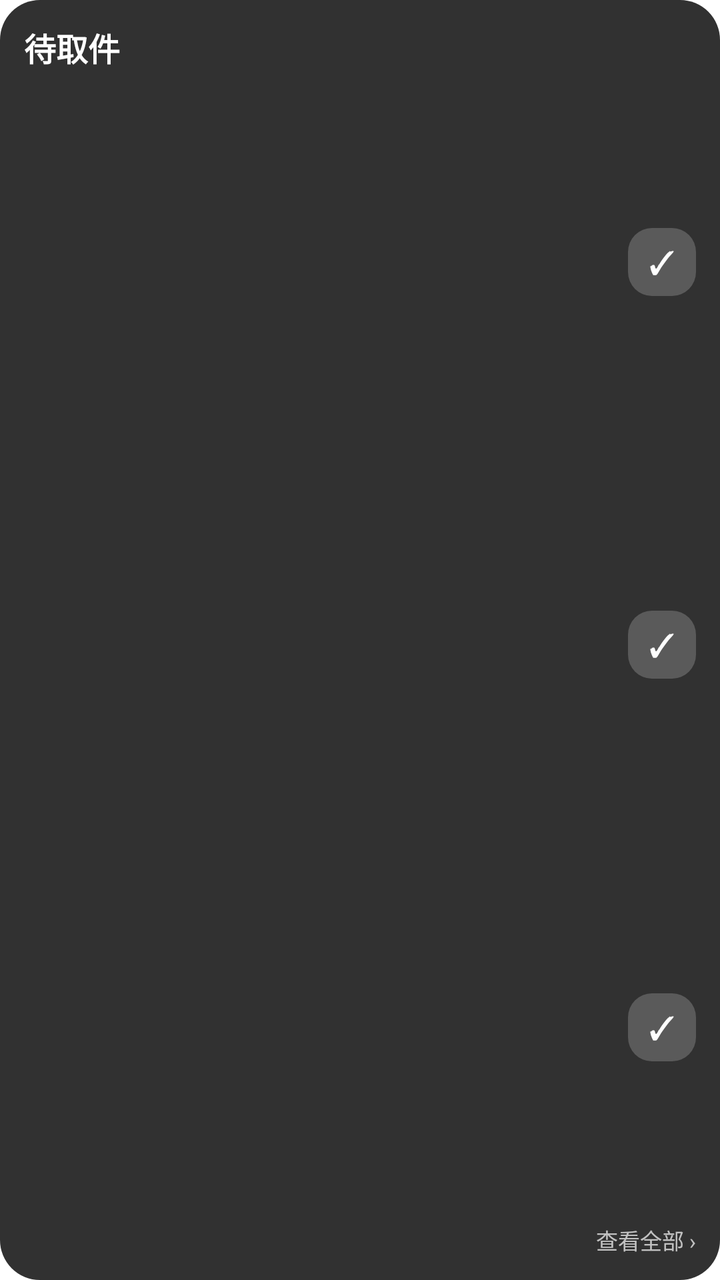
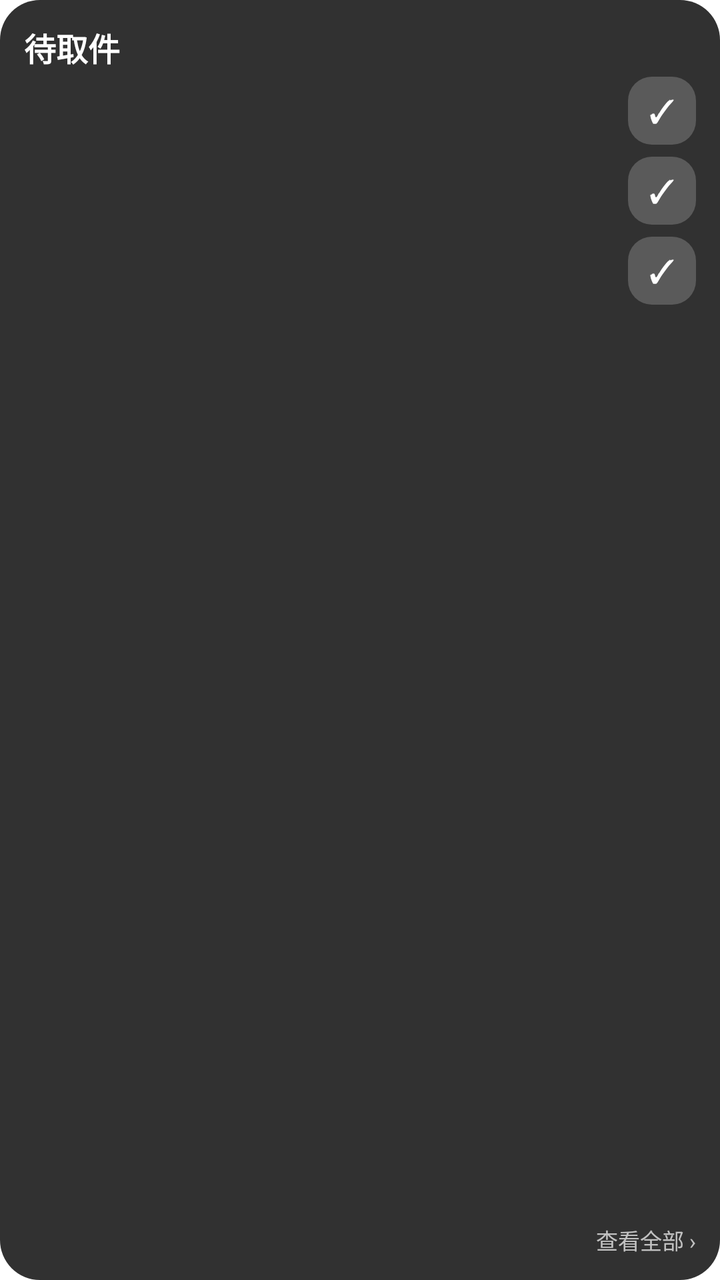

An Android layout rendered at two revisions. The XML below is the earlier revision; the diff shows what the commit changed to produce the second picture.
<!-- AndroidManifest.xml: fallback theme Theme.MaterialComponents.DayNight.NoActionBar -->
<!-- res/layout/widget_pickup.xml -->
<?xml version="1.0" encoding="utf-8"?>
<LinearLayout xmlns:android="http://schemas.android.com/apk/res/android"
    android:id="@+id/widget_root"
    android:layout_width="match_parent"
    android:layout_height="match_parent"
    android:background="@drawable/widget_bg"
    android:orientation="vertical"
    android:padding="12dp">

    <LinearLayout
        android:layout_width="match_parent"
        android:layout_height="wrap_content"
        android:gravity="center_vertical"
        android:orientation="horizontal">

        <TextView
            android:id="@+id/widget_title"
            android:layout_width="0dp"
            android:layout_height="wrap_content"
            android:layout_weight="1"
            android:text="待取件"
            android:textColor="#FFFFFFFF"
            android:textSize="16sp"
            android:textStyle="bold" />

        <TextView
            android:id="@+id/widget_count"
            android:layout_width="wrap_content"
            android:layout_height="wrap_content"
            android:textColor="#B3FFFFFF"
            android:textSize="12sp" />
    </LinearLayout>

    <TextView
        android:id="@+id/widget_empty"
        android:layout_width="match_parent"
        android:layout_height="0dp"
        android:layout_weight="1"
        android:gravity="center"
        android:text="暂无待取件\n收到短信后会自动出现"
        android:textColor="#B3FFFFFF"
        android:textSize="12sp"
        android:visibility="gone" />

    <LinearLayout
        android:id="@+id/widget_row_1"
        android:layout_width="match_parent"
        android:layout_height="0dp"
        android:layout_weight="1"
        android:gravity="center_vertical"
        android:orientation="horizontal">

        <TextView
            android:id="@+id/widget_code_1"
            android:layout_width="wrap_content"
            android:layout_height="wrap_content"
            android:fontFamily="monospace"
            android:textColor="#FFFFFFFF"
            android:textSize="17sp"
            android:textStyle="bold" />

        <TextView
            android:id="@+id/widget_place_1"
            android:layout_width="0dp"
            android:layout_height="wrap_content"
            android:layout_marginStart="10dp"
            android:layout_weight="1"
            android:ellipsize="end"
            android:maxLines="1"
            android:textColor="#B3FFFFFF"
            android:textSize="11sp" />

        <TextView
            android:id="@+id/widget_done_1"
            android:layout_width="34dp"
            android:layout_height="34dp"
            android:background="@drawable/widget_done_bg"
            android:gravity="center"
            android:text="✓"
            android:textColor="#FFFFFFFF"
            android:textSize="16sp" />
    </LinearLayout>

    <LinearLayout
        android:id="@+id/widget_row_2"
        android:layout_width="match_parent"
        android:layout_height="0dp"
        android:layout_weight="1"
        android:gravity="center_vertical"
        android:orientation="horizontal">

        <TextView
            android:id="@+id/widget_code_2"
            android:layout_width="wrap_content"
            android:layout_height="wrap_content"
            android:fontFamily="monospace"
            android:textColor="#FFFFFFFF"
            android:textSize="17sp"
            android:textStyle="bold" />

        <TextView
            android:id="@+id/widget_place_2"
            android:layout_width="0dp"
            android:layout_height="wrap_content"
            android:layout_marginStart="10dp"
            android:layout_weight="1"
            android:ellipsize="end"
            android:maxLines="1"
            android:textColor="#B3FFFFFF"
            android:textSize="11sp" />

        <TextView
            android:id="@+id/widget_done_2"
            android:layout_width="34dp"
            android:layout_height="34dp"
            android:background="@drawable/widget_done_bg"
            android:gravity="center"
            android:text="✓"
            android:textColor="#FFFFFFFF"
            android:textSize="16sp" />
    </LinearLayout>

    <LinearLayout
        android:id="@+id/widget_row_3"
        android:layout_width="match_parent"
        android:layout_height="0dp"
        android:layout_weight="1"
        android:gravity="center_vertical"
        android:orientation="horizontal">

        <TextView
            android:id="@+id/widget_code_3"
            android:layout_width="wrap_content"
            android:layout_height="wrap_content"
            android:fontFamily="monospace"
            android:textColor="#FFFFFFFF"
            android:textSize="17sp"
            android:textStyle="bold" />

        <TextView
            android:id="@+id/widget_place_3"
            android:layout_width="0dp"
            android:layout_height="wrap_content"
            android:layout_marginStart="10dp"
            android:layout_weight="1"
            android:ellipsize="end"
            android:maxLines="1"
            android:textColor="#B3FFFFFF"
            android:textSize="11sp" />

        <TextView
            android:id="@+id/widget_done_3"
            android:layout_width="34dp"
            android:layout_height="34dp"
            android:background="@drawable/widget_done_bg"
            android:gravity="center"
            android:text="✓"
            android:textColor="#FFFFFFFF"
            android:textSize="16sp" />
    </LinearLayout>

    <LinearLayout
        android:id="@+id/widget_row_4"
        android:layout_width="match_parent"
        android:layout_height="0dp"
        android:layout_weight="1"
        android:gravity="center_vertical"
        android:orientation="horizontal"
        android:visibility="gone">

        <TextView
            android:id="@+id/widget_code_4"
            android:layout_width="wrap_content"
            android:layout_height="wrap_content"
            android:fontFamily="monospace"
            android:textColor="#FFFFFFFF"
            android:textSize="17sp"
            android:textStyle="bold" />

        <TextView
            android:id="@+id/widget_place_4"
            android:layout_width="0dp"
            android:layout_height="wrap_content"
            android:layout_marginStart="10dp"
            android:layout_weight="1"
            android:ellipsize="end"
            android:maxLines="1"
            android:textColor="#B3FFFFFF"
            android:textSize="11sp" />

        <TextView
            android:id="@+id/widget_done_4"
            android:layout_width="34dp"
            android:layout_height="34dp"
            android:background="@drawable/widget_done_bg"
            android:gravity="center"
            android:text="✓"
            android:textColor="#FFFFFFFF"
            android:textSize="16sp" />
    </LinearLayout>

    <LinearLayout
        android:id="@+id/widget_row_5"
        android:layout_width="match_parent"
        android:layout_height="0dp"
        android:layout_weight="1"
        android:gravity="center_vertical"
        android:orientation="horizontal"
        android:visibility="gone">

        <TextView
            android:id="@+id/widget_code_5"
            android:layout_width="wrap_content"
            android:layout_height="wrap_content"
            android:fontFamily="monospace"
            android:textColor="#FFFFFFFF"
            android:textSize="17sp"
            android:textStyle="bold" />

        <TextView
            android:id="@+id/widget_place_5"
            android:layout_width="0dp"
            android:layout_height="wrap_content"
            android:layout_marginStart="10dp"
            android:layout_weight="1"
            android:ellipsize="end"
            android:maxLines="1"
            android:textColor="#B3FFFFFF"
            android:textSize="11sp" />

        <TextView
            android:id="@+id/widget_done_5"
            android:layout_width="34dp"
            android:layout_height="34dp"
            android:background="@drawable/widget_done_bg"
            android:gravity="center"
            android:text="✓"
            android:textColor="#FFFFFFFF"
            android:textSize="16sp" />
    </LinearLayout>

    <TextView
        android:id="@+id/widget_more"
        android:layout_width="match_parent"
        android:layout_height="wrap_content"
        android:gravity="end"
        android:paddingTop="2dp"
        android:text="查看全部 ›"
        android:textColor="#B3FFFFFF"
        android:textSize="11sp" />
</LinearLayout>
<!-- resources referenced by this layout -->
<resources>
  <!-- drawable widget_bg (drawable) -->
  <?xml version="1.0" encoding="utf-8"?>
  <shape xmlns:android="http://schemas.android.com/apk/res/android">
      <solid android:color="#E61B1B1B" />
      <corners android:radius="20dp" />
  </shape>
  <!-- drawable widget_done_bg (drawable) -->
  <?xml version="1.0" encoding="utf-8"?>
  <shape xmlns:android="http://schemas.android.com/apk/res/android">
      <solid android:color="#33FFFFFF" />
      <corners android:radius="12dp" />
  </shape>
</resources>

<!-- the commit's change to res/layout/widget_pickup.xml (unified diff, before → after) -->
@@ -31,212 +31,221 @@
             android:textSize="12sp" />
     </LinearLayout>
 
-    <TextView
-        android:id="@+id/widget_empty"
+    
+    <LinearLayout
+        android:id="@+id/widget_list"
         android:layout_width="match_parent"
         android:layout_height="0dp"
         android:layout_weight="1"
-        android:gravity="center"
-        android:text="暂无待取件\n收到短信后会自动出现"
-        android:textColor="#B3FFFFFF"
-        android:textSize="12sp"
-        android:visibility="gone" />
-
-    <LinearLayout
-        android:id="@+id/widget_row_1"
-        android:layout_width="match_parent"
-        android:layout_height="0dp"
-        android:layout_weight="1"
-        android:gravity="center_vertical"
-        android:orientation="horizontal">
+        android:orientation="vertical">
 
         <TextView
-            android:id="@+id/widget_code_1"
-            android:layout_width="wrap_content"
-            android:layout_height="wrap_content"
-            android:fontFamily="monospace"
-            android:textColor="#FFFFFFFF"
-            android:textSize="17sp"
-            android:textStyle="bold" />
-
-        <TextView
-            android:id="@+id/widget_place_1"
-            android:layout_width="0dp"
-            android:layout_height="wrap_content"
-            android:layout_marginStart="10dp"
+            android:id="@+id/widget_empty"
+            android:layout_width="match_parent"
+            android:layout_height="0dp"
             android:layout_weight="1"
-            android:ellipsize="end"
-            android:maxLines="1"
+            android:gravity="center"
+            android:text="暂无待取件\n收到短信后会自动出现"
             android:textColor="#B3FFFFFF"
-            android:textSize="11sp" />
-
-        <TextView
-            android:id="@+id/widget_done_1"
-            android:layout_width="34dp"
-            android:layout_height="34dp"
-            android:background="@drawable/widget_done_bg"
-            android:gravity="center"
-            android:text="✓"
-            android:textColor="#FFFFFFFF"
-            android:textSize="16sp" />
-    </LinearLayout>
-
-    <LinearLayout
-        android:id="@+id/widget_row_2"
-        android:layout_width="match_parent"
-        android:layout_height="0dp"
-        android:layout_weight="1"
-        android:gravity="center_vertical"
-        android:orientation="horizontal">
-
-        <TextView
-            android:id="@+id/widget_code_2"
-            android:layout_width="wrap_content"
-            android:layout_height="wrap_content"
-            android:fontFamily="monospace"
-            android:textColor="#FFFFFFFF"
-            android:textSize="17sp"
-            android:textStyle="bold" />
-
-        <TextView
-            android:id="@+id/widget_place_2"
-            android:layout_width="0dp"
-            android:layout_height="wrap_content"
-            android:layout_marginStart="10dp"
-            android:layout_weight="1"
-            android:ellipsize="end"
-            android:maxLines="1"
-            android:textColor="#B3FFFFFF"
-            android:textSize="11sp" />
-
-        <TextView
-            android:id="@+id/widget_done_2"
-            android:layout_width="34dp"
-            android:layout_height="34dp"
-            android:background="@drawable/widget_done_bg"
-            android:gravity="center"
-            android:text="✓"
-            android:textColor="#FFFFFFFF"
-            android:textSize="16sp" />
-    </LinearLayout>
-
-    <LinearLayout
-        android:id="@+id/widget_row_3"
-        android:layout_width="match_parent"
-        android:layout_height="0dp"
-        android:layout_weight="1"
-        android:gravity="center_vertical"
-        android:orientation="horizontal">
-
-        <TextView
-            android:id="@+id/widget_code_3"
-            android:layout_width="wrap_content"
-            android:layout_height="wrap_content"
-            android:fontFamily="monospace"
-            android:textColor="#FFFFFFFF"
-            android:textSize="17sp"
-            android:textStyle="bold" />
-
-        <TextView
-            android:id="@+id/widget_place_3"
-            android:layout_width="0dp"
-            android:layout_height="wrap_content"
-            android:layout_marginStart="10dp"
-            android:layout_weight="1"
-            android:ellipsize="end"
-            android:maxLines="1"
-            android:textColor="#B3FFFFFF"
-            android:textSize="11sp" />
-
-        <TextView
-            android:id="@+id/widget_done_3"
-            android:layout_width="34dp"
-            android:layout_height="34dp"
-            android:background="@drawable/widget_done_bg"
-            android:gravity="center"
-            android:text="✓"
-            android:textColor="#FFFFFFFF"
-            android:textSize="16sp" />
-    </LinearLayout>
-
-    <LinearLayout
-        android:id="@+id/widget_row_4"
-        android:layout_width="match_parent"
-        android:layout_height="0dp"
-        android:layout_weight="1"
-        android:gravity="center_vertical"
-        android:orientation="horizontal"
-        android:visibility="gone">
-
-        <TextView
-            android:id="@+id/widget_code_4"
-            android:layout_width="wrap_content"
-            android:layout_height="wrap_content"
-            android:fontFamily="monospace"
-            android:textColor="#FFFFFFFF"
-            android:textSize="17sp"
-            android:textStyle="bold" />
-
-        <TextView
-            android:id="@+id/widget_place_4"
-            android:layout_width="0dp"
-            android:layout_height="wrap_content"
-            android:layout_marginStart="10dp"
-            android:layout_weight="1"
-            android:ellipsize="end"
-            android:maxLines="1"
-            android:textColor="#B3FFFFFF"
-            android:textSize="11sp" />
-
-        <TextView
-            android:id="@+id/widget_done_4"
-            android:layout_width="34dp"
-            android:layout_height="34dp"
-            android:background="@drawable/widget_done_bg"
-            android:gravity="center"
-            android:text="✓"
-            android:textColor="#FFFFFFFF"
-            android:textSize="16sp" />
-    </LinearLayout>
-
-    <LinearLayout
-        android:id="@+id/widget_row_5"
-        android:layout_width="match_parent"
-        android:layout_height="0dp"
-        android:layout_weight="1"
-        android:gravity="center_vertical"
-        android:orientation="horizontal"
-        android:visibility="gone">
-
-        <TextView
-            android:id="@+id/widget_code_5"
-            android:layout_width="wrap_content"
-            android:layout_height="wrap_content"
-            android:fontFamily="monospace"
-            android:textColor="#FFFFFFFF"
-            android:textSize="17sp"
-            android:textStyle="bold" />
-
-        <TextView
-            android:id="@+id/widget_place_5"
-            android:layout_width="0dp"
-            android:layout_height="wrap_content"
-            android:layout_marginStart="10dp"
-            android:layout_weight="1"
-            android:ellipsize="end"
-            android:maxLines="1"
-            android:textColor="#B3FFFFFF"
-            android:textSize="11sp" />
-
-        <TextView
-            android:id="@+id/widget_done_5"
-            android:layout_width="34dp"
-            android:layout_height="34dp"
-            android:background="@drawable/widget_done_bg"
-            android:gravity="center"
-            android:text="✓"
-            android:textColor="#FFFFFFFF"
-            android:textSize="16sp" />
+            android:textSize="12sp"
+            android:visibility="gone" />
+
+        <LinearLayout
+            android:id="@+id/widget_row_1"
+            android:layout_width="match_parent"
+            android:layout_height="wrap_content"
+            android:minHeight="40dp"
+            android:gravity="center_vertical"
+            android:orientation="horizontal">
+
+            <TextView
+                android:id="@+id/widget_code_1"
+                android:layout_width="wrap_content"
+                android:layout_height="wrap_content"
+                android:fontFamily="monospace"
+                android:textColor="#FFFFFFFF"
+                android:textSize="17sp"
+                android:textStyle="bold" />
+
+            <TextView
+                android:id="@+id/widget_place_1"
+                android:layout_width="0dp"
+                android:layout_height="wrap_content"
+                android:layout_marginStart="10dp"
+                android:layout_weight="1"
+                android:ellipsize="end"
+                android:maxLines="1"
+                android:textColor="#B3FFFFFF"
+                android:textSize="11sp" />
+
+            <TextView
+                android:id="@+id/widget_done_1"
+                android:layout_width="34dp"
+                android:layout_height="34dp"
+                android:background="@drawable/widget_done_bg"
+                android:gravity="center"
+                android:text="✓"
+                android:textColor="#FFFFFFFF"
+                android:textSize="16sp" />
+        </LinearLayout>
+
+        <LinearLayout
+            android:id="@+id/widget_row_2"
+            android:layout_width="match_parent"
+            android:layout_height="wrap_content"
+            android:minHeight="40dp"
+            android:gravity="center_vertical"
+            android:orientation="horizontal">
+
+            <TextView
+                android:id="@+id/widget_code_2"
+                android:layout_width="wrap_content"
+                android:layout_height="wrap_content"
+                android:fontFamily="monospace"
+                android:textColor="#FFFFFFFF"
+                android:textSize="17sp"
+                android:textStyle="bold" />
+
+            <TextView
+                android:id="@+id/widget_place_2"
+                android:layout_width="0dp"
+                android:layout_height="wrap_content"
+                android:layout_marginStart="10dp"
+                android:layout_weight="1"
+                android:ellipsize="end"
+                android:maxLines="1"
+                android:textColor="#B3FFFFFF"
+                android:textSize="11sp" />
+
+            <TextView
+                android:id="@+id/widget_done_2"
+                android:layout_width="34dp"
+                android:layout_height="34dp"
+                android:background="@drawable/widget_done_bg"
+                android:gravity="center"
+                android:text="✓"
+                android:textColor="#FFFFFFFF"
+                android:textSize="16sp" />
+        </LinearLayout>
+
+        <LinearLayout
+            android:id="@+id/widget_row_3"
+            android:layout_width="match_parent"
+            android:layout_height="wrap_content"
+            android:minHeight="40dp"
+            android:gravity="center_vertical"
+            android:orientation="horizontal">
+
+            <TextView
+                android:id="@+id/widget_code_3"
+                android:layout_width="wrap_content"
+                android:layout_height="wrap_content"
+                android:fontFamily="monospace"
+                android:textColor="#FFFFFFFF"
+                android:textSize="17sp"
+                android:textStyle="bold" />
+
+            <TextView
+                android:id="@+id/widget_place_3"
+                android:layout_width="0dp"
+                android:layout_height="wrap_content"
+                android:layout_marginStart="10dp"
+                android:layout_weight="1"
+                android:ellipsize="end"
+                android:maxLines="1"
+                android:textColor="#B3FFFFFF"
+                android:textSize="11sp" />
+
+            <TextView
+                android:id="@+id/widget_done_3"
+                android:layout_width="34dp"
+                android:layout_height="34dp"
+                android:background="@drawable/widget_done_bg"
+                android:gravity="center"
+                android:text="✓"
+                android:textColor="#FFFFFFFF"
+                android:textSize="16sp" />
+        </LinearLayout>
+
+        <LinearLayout
+            android:id="@+id/widget_row_4"
+            android:layout_width="match_parent"
+            android:layout_height="wrap_content"
+            android:minHeight="40dp"
+            android:gravity="center_vertical"
+            android:orientation="horizontal"
+            android:visibility="gone">
+
+            <TextView
+                android:id="@+id/widget_code_4"
+                android:layout_width="wrap_content"
+                android:layout_height="wrap_content"
+                android:fontFamily="monospace"
+                android:textColor="#FFFFFFFF"
+                android:textSize="17sp"
+                android:textStyle="bold" />
+
+            <TextView
+                android:id="@+id/widget_place_4"
+                android:layout_width="0dp"
+                android:layout_height="wrap_content"
+                android:layout_marginStart="10dp"
+                android:layout_weight="1"
+                android:ellipsize="end"
+                android:maxLines="1"
+                android:textColor="#B3FFFFFF"
+                android:textSize="11sp" />
+
+            <TextView
+                android:id="@+id/widget_done_4"
+                android:layout_width="34dp"
+                android:layout_height="34dp"
+                android:background="@drawable/widget_done_bg"
+                android:gravity="center"
+                android:text="✓"
+                android:textColor="#FFFFFFFF"
+                android:textSize="16sp" />
+        </LinearLayout>
+
+        <LinearLayout
+            android:id="@+id/widget_row_5"
+            android:layout_width="match_parent"
+            android:layout_height="wrap_content"
+            android:minHeight="40dp"
+            android:gravity="center_vertical"
+            android:orientation="horizontal"
+            android:visibility="gone">
+
+            <TextView
+                android:id="@+id/widget_code_5"
+                android:layout_width="wrap_content"
+                android:layout_height="wrap_content"
+                android:fontFamily="monospace"
+                android:textColor="#FFFFFFFF"
+                android:textSize="17sp"
+                android:textStyle="bold" />
+
+            <TextView
+                android:id="@+id/widget_place_5"
+                android:layout_width="0dp"
+                android:layout_height="wrap_content"
+                android:layout_marginStart="10dp"
+                android:layout_weight="1"
+                android:ellipsize="end"
+                android:maxLines="1"
+                android:textColor="#B3FFFFFF"
+                android:textSize="11sp" />
+
+            <TextView
+                android:id="@+id/widget_done_5"
+                android:layout_width="34dp"
+                android:layout_height="34dp"
+                android:background="@drawable/widget_done_bg"
+                android:gravity="center"
+                android:text="✓"
+                android:textColor="#FFFFFFFF"
+                android:textSize="16sp" />
+        </LinearLayout>
     </LinearLayout>
 
     <TextView
